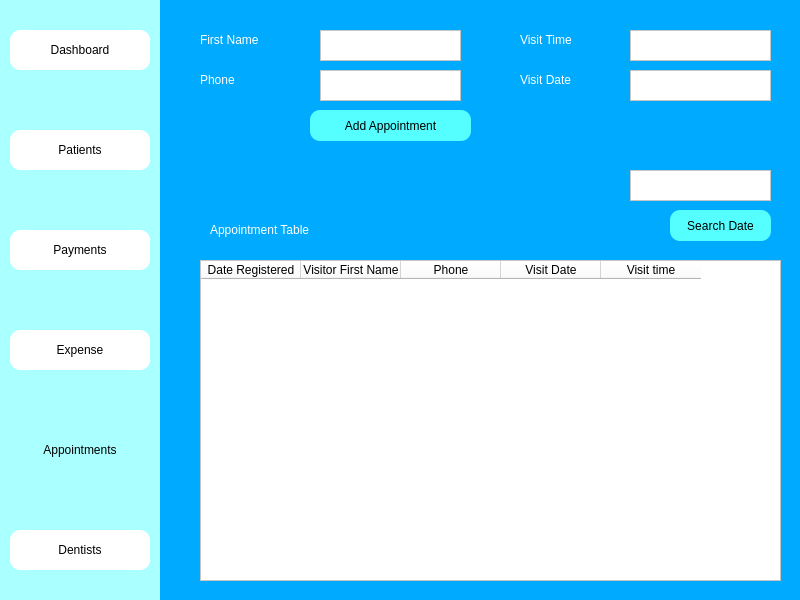
Qt form appointment_window.ui (Fayadkhan8911/Medico-Desktop-App) before a commit.
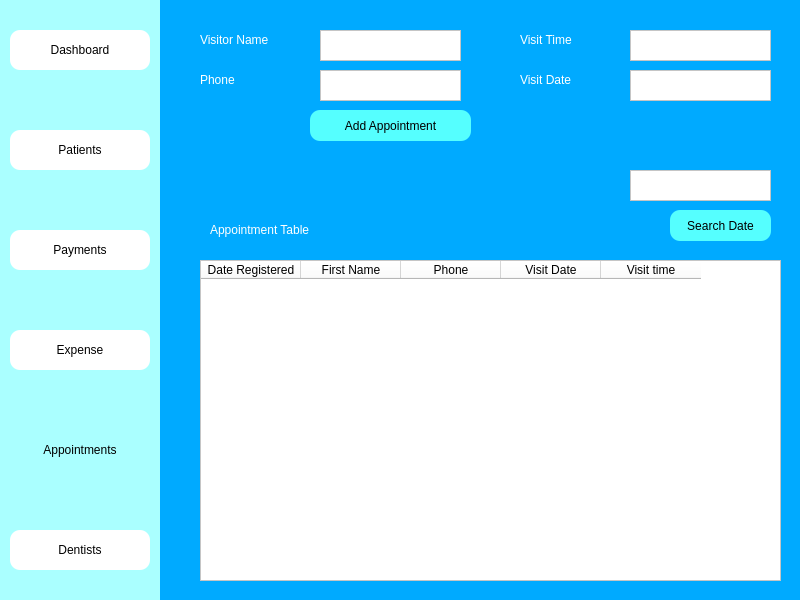
The same form after that commit. Icons and pictures are not drawn.

```diff
--- a/appointment_window.ui
+++ b/appointment_window.ui
@@ -188,7 +188,7 @@
     <rect>
      <x>200</x>
      <y>30</y>
-     <width>101</width>
+     <width>111</width>
      <height>20</height>
     </rect>
    </property>
@@ -197,7 +197,7 @@
 color: rgb(255, 255, 255);</string>
    </property>
    <property name="text">
-    <string>First Name</string>
+    <string>Visitor Name</string>
    </property>
   </widget>
   <widget class="QTextEdit" name="fname_edit">
@@ -345,7 +345,7 @@
    </column>
    <column>
     <property name="text">
-     <string>Visitor First Name</string>
+     <string>First Name</string>
     </property>
    </column>
    <column>
```
Left out of the diff: 10 changed lines with no effect on the pictures.
